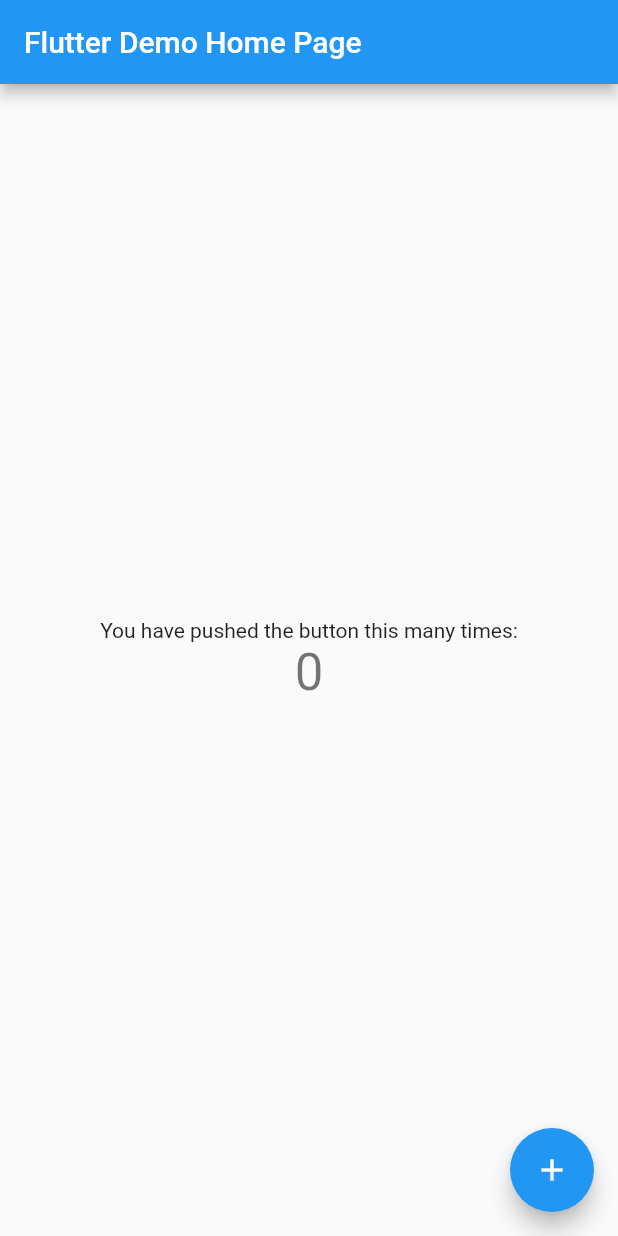
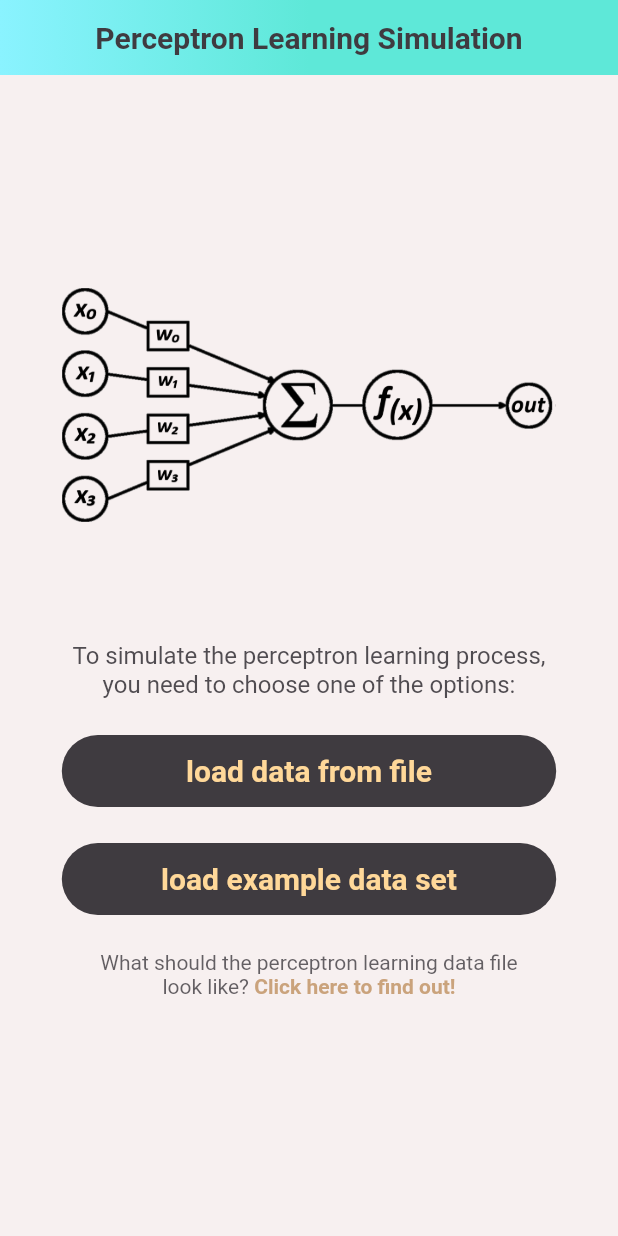
Before and after one commit to TR0U8L3-gif/flutter_perceptron_simulation, a Flutter app: the screen it shows after launch, on a phone screen of 412 x 824 dp. Run offline on Flutter 3.47's test engine with Material 2 defaults, Android fonts, the phone set to English and light mode, and no system bars; our stand-ins replace get.

Commit message:
Basic functionality
Added theme provider,
Added route controller,
Created Main Screen,

```diff
--- /dev/null
+++ b/lib/core/controllers/routes/route_controller.dart
@@ -0,0 +1,23 @@
+import 'package:get/get.dart';
+import 'package:perceptron_simulation/core/views/main_screen.dart';
+import 'package:perceptron_simulation/tools/utils/constants.dart';
+
+
+class RouteController extends GetxController {
+  static RouteController instance = Get.find();
+
+  //init
+  static const String _mainRoute = "/main";
+
+  //init route
+  String get getMainRoute => _mainRoute;
+
+  List<GetPage> routes = [
+    GetPage(
+        name: _mainRoute,
+        page: () => const MainScreen(),
+        transition: Transition.fadeIn,
+        transitionDuration: duration1200),
+  ];
+
+}
--- /dev/null
+++ b/lib/core/views/main_screen.dart
@@ -0,0 +1,109 @@
+import 'dart:math';
+import 'package:flutter/material.dart';
+import 'package:get/get.dart';
+import 'package:perceptron_simulation/tools/utils/theme_provider.dart';
+import 'package:perceptron_simulation/tools/widgets/app_bar_widget.dart';
+
+class MainScreen extends StatelessWidget {
+  const MainScreen({Key? key}) : super(key: key);
+
+  @override
+  Widget build(BuildContext context) {
+    final size = MediaQuery.of(context).size;
+    return Scaffold(
+      body: Center(
+        child: SingleChildScrollView(
+          child: Container(
+            padding: EdgeInsets.all(min(size.width, size.height) * 0.1),
+            child: Column(
+              mainAxisSize: MainAxisSize.min,
+              children: [
+                Image.asset(
+                    "assets/images/perceptron_${ColorProvider.isThemeDark(context) ? "light" : "dark"}.png"),
+                const SizedBox(
+                  height: 64,
+                ),
+                 Opacity(
+                  opacity: 0.9,
+                  child: Container(
+                    padding: const EdgeInsets.symmetric(horizontal: 4, vertical: 16),
+                    child: const Text(
+                        "To simulate the perceptron learning process, you need to choose one of the options: ",
+                      style: TextStyle(fontSize: 16),
+                      textAlign: TextAlign.center,
+
+                    ),
+                  ),
+                ),
+                const SizedBox(
+                  height: 8,
+                ),
+                Container(
+                  width: double.infinity,
+                  height: 48,
+                  decoration: BoxDecoration(
+                    borderRadius: const BorderRadius.all(Radius.circular(32)),
+                    color: ColorProvider.isThemeDark(context)
+                        ? ColorProvider.light
+                        : ColorProvider.dark,
+                  ),
+                  alignment: Alignment.center,
+                  child: Text(
+                    "load data from file",
+                    style: TextStyle(
+                      color: ColorProvider.isThemeDark(context) ? ColorProvider.yellowDark : ColorProvider.yellowLight,
+                      fontWeight: FontWeight.bold,
+                      fontSize: 20,
+                    ),
+                  ),
+                ),
+                const SizedBox(
+                  height: 24,
+                ),
+                Container(
+                  width: double.infinity,
+                  height: 48,
+                  decoration: BoxDecoration(
+                    borderRadius: const BorderRadius.all(Radius.circular(32)),
+                    color: ColorProvider.isThemeDark(context)
+                        ? ColorProvider.light
+                        : ColorProvider.dark,
+                  ),
+                  alignment: Alignment.center,
+                  child: Text(
+                    "load example data set",
+                    style: TextStyle(
+                      color: ColorProvider.isThemeDark(context) ? ColorProvider.yellowDark : ColorProvider.yellowLight,
+                      fontWeight: FontWeight.bold,
+                      fontSize: 20,
+                    ),
+                  ),
+                ),
+                const SizedBox(
+                  height: 8,
+                ),
+                Opacity(
+                  opacity: 0.8,
+                  child: Container(
+                    padding: const EdgeInsets.all(16),
+                    child: RichText(
+                      text: TextSpan(
+                        style: TextStyle(fontSize: 14, color: ColorProvider.isThemeDark(context) ? ColorProvider.light : ColorProvider.dark),
+                        children: const [
+                          TextSpan( text: "What should the perceptron learning data file look like? "),
+                          TextSpan( text: "Click here to find out!", style:  TextStyle( fontWeight: FontWeight.bold, color: ColorProvider.yellowDark),),
+                        ],
+                      ),
+                      textAlign: TextAlign.center,
+                    )
+                  ),
+                ),
+              ],
+            ),
+          ),
+        ),
+      ),
+      appBar: const GradientAppBar(title: "Perceptron Learning Simulation"),
+    );
+  }
+}
--- a/lib/main.dart
+++ b/lib/main.dart
@@ -1,115 +1,31 @@
+import 'package:get/get.dart';
 import 'package:flutter/material.dart';
+import 'package:perceptron_simulation/core/controllers/routes/route_controller.dart';
+import 'package:perceptron_simulation/core/views/main_screen.dart';
+import 'package:perceptron_simulation/tools/utils/constants.dart';
+import 'package:perceptron_simulation/tools/utils/theme_provider.dart';
 
-void main() {
+
+void main() async {
+  WidgetsFlutterBinding.ensureInitialized();
+  Get.put(RouteController());
   runApp(const MyApp());
 }
 
 class MyApp extends StatelessWidget {
   const MyApp({super.key});
 
-  // This widget is the root of your application.
   @override
   Widget build(BuildContext context) {
-    return MaterialApp(
-      title: 'Flutter Demo',
-      theme: ThemeData(
-        // This is the theme of your application.
-        //
-        // Try running your application with "flutter run". You'll see the
-        // application has a blue toolbar. Then, without quitting the app, try
-        // changing the primarySwatch below to Colors.green and then invoke
-        // "hot reload" (press "r" in the console where you ran "flutter run",
-        // or simply save your changes to "hot reload" in a Flutter IDE).
-        // Notice that the counter didn't reset back to zero; the application
-        // is not restarted.
-        primarySwatch: Colors.blue,
-      ),
-      home: const MyHomePage(title: 'Flutter Demo Home Page'),
+    return GetMaterialApp(
+      title: 'Perceptron Simulator',
+      themeMode: ThemeMode.system,
+      theme: ThemeProvider.lightTheme,
+      darkTheme: ThemeProvider.darkTheme,
+      debugShowCheckedModeBanner: false,
+      initialRoute: routeController.getMainRoute,
+      getPages: routeController.routes,
+      home: const MainScreen(),
     );
   }
 }
-
-class MyHomePage extends StatefulWidget {
-  const MyHomePage({super.key, required this.title});
-
-  // This widget is the home page of your application. It is stateful, meaning
-  // that it has a State object (defined below) that contains fields that affect
-  // how it looks.
-
-  // This class is the configuration for the state. It holds the values (in this
-  // case the title) provided by the parent (in this case the App widget) and
-  // used by the build method of the State. Fields in a Widget subclass are
-  // always marked "final".
-
-  final String title;
-
-  @override
-  State<MyHomePage> createState() => _MyHomePageState();
-}
-
-class _MyHomePageState extends State<MyHomePage> {
-  int _counter = 0;
-
-  void _incrementCounter() {
-    setState(() {
-      // This call to setState tells the Flutter framework that something has
-      // changed in this State, which causes it to rerun the build method below
-      // so that the display can reflect the updated values. If we changed
-      // _counter without calling setState(), then the build method would not be
-      // called again, and so nothing would appear to happen.
-      _counter++;
-    });
-  }
-
-  @override
-  Widget build(BuildContext context) {
-    // This method is rerun every time setState is called, for instance as done
-    // by the _incrementCounter method above.
-    //
-    // The Flutter framework has been optimized to make rerunning build methods
-    // fast, so that you can just rebuild anything that needs updating rather
-    // than having to individually change instances of widgets.
-    return Scaffold(
-      appBar: AppBar(
-        // Here we take the value from the MyHomePage object that was created by
-        // the App.build method, and use it to set our appbar title.
-        title: Text(widget.title),
-      ),
-      body: Center(
-        // Center is a layout widget. It takes a single child and positions it
-        // in the middle of the parent.
-        child: Column(
-          // Column is also a layout widget. It takes a list of children and
-          // arranges them vertically. By default, it sizes itself to fit its
-          // children horizontally, and tries to be as tall as its parent.
-          //
-          // Invoke "debug painting" (press "p" in the console, choose the
-          // "Toggle Debug Paint" action from the Flutter Inspector in Android
-          // Studio, or the "Toggle Debug Paint" command in Visual Studio Code)
-          // to see the wireframe for each widget.
-          //
-          // Column has various properties to control how it sizes itself and
-          // how it positions its children. Here we use mainAxisAlignment to
-          // center the children vertically; the main axis here is the vertical
-          // axis because Columns are vertical (the cross axis would be
-          // horizontal).
-          mainAxisAlignment: MainAxisAlignment.center,
-          children: <Widget>[
-            const Text(
-              'You have pushed the button this many times:',
-            ),
-            Text(
-              '$_counter',
-              style: Theme.of(context).textTheme.headlineMedium,
-            ),
-          ],
-        ),
-      ),
-      floatingActionButton: FloatingActionButton(
-        onPressed: _incrementCounter,
-        tooltip: 'Increment',
-        child: const Icon(Icons.add),
-      ), // This trailing comma makes auto-formatting nicer for build methods.
-    );
-  }
-}
--- /dev/null
+++ b/lib/tools/utils/constants.dart
@@ -0,0 +1,97 @@
+import 'dart:math';
+import 'package:flutter/cupertino.dart';
+import 'package:perceptron_simulation/core/controllers/routes/route_controller.dart';
+
+//Initialization
+var routeController = RouteController.instance;
+
+//Durations
+const Duration duration200 = Duration(milliseconds: 200);
+const Duration duration400 = Duration(milliseconds: 400);
+const Duration duration600 = Duration(milliseconds: 600);
+const Duration duration1200 = Duration(milliseconds: 1200);
+
+//Disable scroll glow effect
+class DisableScrollGlow extends ScrollBehavior {
+  @override
+  Widget buildOverscrollIndicator(
+      BuildContext context, Widget child, ScrollableDetails details) {
+    return child;
+  }
+}
+
+//Turn number to shorter version
+String formatNumber(int num) {
+  if (num < 1000) {
+    return num.toString();
+  } else if (num < 1000000) {
+    String numStr = num.toString();
+    String suffix = "K";
+    String firstNumberStr = numStr.substring(0, numStr.length - 3);
+    String secondNumberStr = "";
+    if(firstNumberStr.length == 1){
+      secondNumberStr = ".${numStr[1]}";
+    }
+    return firstNumberStr + secondNumberStr + suffix;
+  } else if (num < 1000000000) {
+    String numStr = (num ~/ 1000).toString();
+    String suffix = "M";
+    String firstNumberStr = numStr.substring(0, numStr.length - 3);
+    String secondNumberStr = "";
+    if(firstNumberStr.length == 1){
+      secondNumberStr = ".${numStr[1]}";
+    }
+    return firstNumberStr + secondNumberStr + suffix;
+  } else if (num < 1000000000000) {
+    String numStr = (num ~/ 1000000).toString();
+    String suffix = "B";
+    String firstNumberStr = numStr.substring(0, numStr.length - 3);
+    String secondNumberStr = "";
+    if(firstNumberStr.length == 1){
+      secondNumberStr = ".${numStr[1]}";
+    }
+    return firstNumberStr + secondNumberStr + suffix;
+  } else {
+    String numStr = (num ~/ 1000000000).toString();
+    String suffix = "T";
+    String firstNumberStr = numStr.substring(0, numStr.length - 3);
+    String secondNumberStr = "";
+    if(firstNumberStr.length == 1){
+      secondNumberStr = ".${numStr[1]}";
+    }
+    return firstNumberStr + secondNumberStr + suffix;
+  }
+}
+
+//Turn DateTime to string
+String timeAgoSinceDate(DateTime date) {
+  final date2 = DateTime.now();
+  final difference = date2.difference(date);
+
+  if (difference.inDays > 7) {
+    return '${(difference.inDays / 7).floor()} week${(difference.inDays / 7).floor() == 1 ? '' : 's'} ago';
+  } else if (difference.inDays >= 1) {
+    return '${difference.inDays} day${difference.inDays == 1 ? '' : 's'} ago';
+  } else if (difference.inHours >= 1) {
+    return '${difference.inHours} hour${difference.inHours == 1 ? '' : 's'} ago';
+  } else {
+    return '${difference.inMinutes} minute${difference.inMinutes == 1 ? '' : 's'} ago';
+  }
+}
+
+//Get number in range
+num inRange<T extends num>(T min, T max){
+  if(T is int){
+    return Random().nextInt(max as int) + min;
+  } else {
+    return Random().nextDouble() * (max - min) + min;
+  }
+}
+
+num min<T extends num>(T a, T b){
+  return a > b ? b : a;
+}
+
+num max<T extends num>(T a, T b){
+  return a > b ? a : b;
+}
--- /dev/null
+++ b/lib/tools/utils/theme_provider.dart
@@ -0,0 +1,85 @@
+import 'package:get/get.dart';
+import 'package:flutter/material.dart';
+
+class ThemeProvider{
+  static final darkTheme = ThemeData(
+    brightness: Brightness.dark,
+    colorScheme: ColorScheme.dark(
+      primary: ColorProvider.light.withOpacity(0.80),
+      secondary: ColorProvider.blueDark,
+      primaryContainer: ColorProvider.dark,
+      secondaryContainer: ColorProvider.dark,
+    ),
+    scaffoldBackgroundColor: ColorProvider.dark,
+    primaryColor: ColorProvider.dark,
+    textTheme: const TextTheme(
+      bodySmall: TextStyle(color: ColorProvider.light),
+      bodyMedium: TextStyle(color: ColorProvider.light),
+      bodyLarge: TextStyle(color: ColorProvider.light),
+      displaySmall: TextStyle(color: ColorProvider.light),
+      displayMedium: TextStyle(color: ColorProvider.light),
+      displayLarge: TextStyle(color: ColorProvider.light),
+      headlineSmall: TextStyle(color: ColorProvider.light),
+      headlineMedium: TextStyle(color: ColorProvider.light),
+      headlineLarge: TextStyle(color: ColorProvider.light),
+      titleSmall: TextStyle(color: ColorProvider.light),
+      titleMedium: TextStyle(color: ColorProvider.light),
+      titleLarge: TextStyle(color: ColorProvider.light),
+      labelSmall: TextStyle(color: ColorProvider.light),
+      labelMedium: TextStyle(color: ColorProvider.light),
+      labelLarge: TextStyle(color: ColorProvider.light),
+    ),
+  );
+  static final lightTheme = ThemeData(
+    //useMaterial3: true,
+    brightness: Brightness.light,
+    colorScheme: ColorScheme.light(
+      primary: ColorProvider.dark.withOpacity(0.8),
+      secondary: ColorProvider.blueLight,
+      primaryContainer: ColorProvider.light,
+      secondaryContainer: ColorProvider.light,
+    ),
+    scaffoldBackgroundColor: ColorProvider.light,
+    primaryColor: ColorProvider.light,
+    textTheme:  const TextTheme(
+      bodySmall: TextStyle(color: ColorProvider.dark),
+      bodyMedium: TextStyle(color: ColorProvider.dark),
+      bodyLarge: TextStyle(color: ColorProvider.dark),
+      displaySmall: TextStyle(color: ColorProvider.dark),
+      displayMedium: TextStyle(color: ColorProvider.dark),
+      displayLarge: TextStyle(color: ColorProvider.dark),
+      headlineSmall: TextStyle(color: ColorProvider.dark),
+      headlineMedium: TextStyle(color: ColorProvider.dark),
+      headlineLarge: TextStyle(color: ColorProvider.dark),
+      titleSmall: TextStyle(color: ColorProvider.dark),
+      titleMedium: TextStyle(color: ColorProvider.dark),
+      titleLarge: TextStyle(color: ColorProvider.dark),
+      labelSmall: TextStyle(color: ColorProvider.dark),
+      labelMedium: TextStyle(color: ColorProvider.dark),
+      labelLarge: TextStyle(color: ColorProvider.dark),
+    ),
+  );
+}
+
+class ColorProvider{
+
+  static bool isThemeDark([BuildContext? context]) {
+    if(context == null){
+      return Get.isDarkMode;
+    } else {
+      return context.isDarkMode;
+    }
+
+  }
+
+  static const light = Color(0xffF7F0F0);
+  static const yellowLight = Color(0xffFFD899);
+  static const blueLight = Color(0xff8AF3FF);
+  static const greenLight = Color(0xff5EE8d8);
+
+
+  static const dark = Color(0xff3F3B40);
+  static const yellowDark = Color(0xffBF9060);
+  static const greenDark = Color(0xff39BFAB);
+  static const blueDark = Color(0xff2FABBF);
+}
--- /dev/null
+++ b/lib/tools/widgets/app_bar_widget.dart
@@ -0,0 +1,44 @@
+import 'package:flutter/material.dart';
+import 'package:perceptron_simulation/tools/utils/theme_provider.dart';
+
+class GradientAppBar extends StatelessWidget with PreferredSizeWidget{
+  final String title;
+  final double barHeight = 50.0;
+  const GradientAppBar({super.key, required this.title});
+
+  @override
+  Widget build(BuildContext context) {
+    final double statusBarHeight = MediaQuery
+        .of(context)
+        .padding
+        .top;
+    return PreferredSize(
+      preferredSize: Size(
+          MediaQuery.of(context).size.width,
+          150.0
+      ),
+      child: Container(
+        padding: EdgeInsets.only(top: statusBarHeight),
+        height: statusBarHeight + barHeight,
+        decoration:  BoxDecoration(
+          gradient: LinearGradient(
+              colors: ColorProvider.isThemeDark() ?  [ColorProvider.blueDark, ColorProvider.greenDark] : [ColorProvider.blueLight, ColorProvider.greenLight],
+              begin: const FractionalOffset(0.0, 0.0),
+              end: const FractionalOffset(0.5, 0.0),
+              stops: const [0.0, 1.0],
+              tileMode: TileMode.clamp
+          ),
+        ),
+        child: Center(
+          child: Text(
+            title,
+            style: const TextStyle(fontSize: 20.0, fontWeight: FontWeight.bold),
+          ),
+        ),
+      ),
+    );
+  }
+
+  @override
+  Size get preferredSize => const Size.fromHeight(kToolbarHeight);
+}
```
Also changed, not shown: assets/images/perceptron_dark.png (added), assets/images/perceptron_light.png (added), lib/generated/assets.dart (added).
